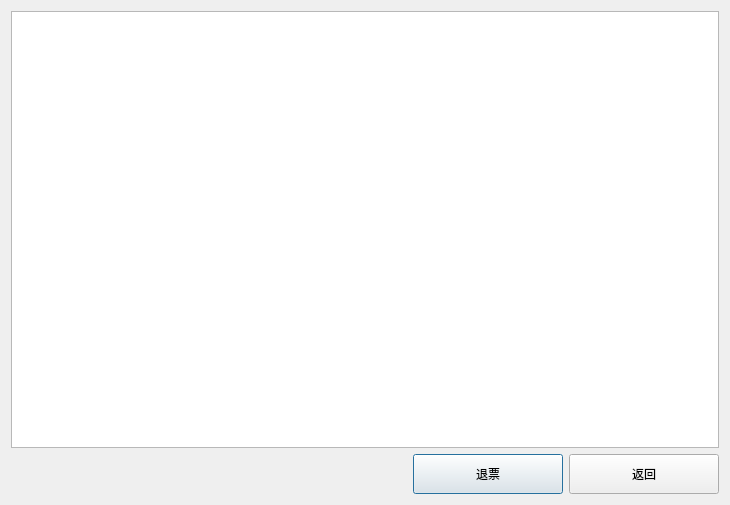
idy002/ticket, file Ticket/myticketdialog.ui: the form before one commit.
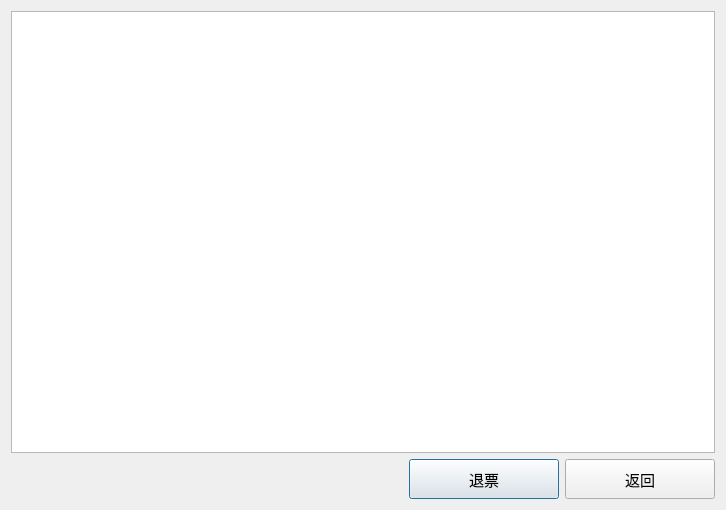
The form after the commit.

The edit to the form file:
```diff
--- a/Ticket/myticketdialog.ui
+++ b/Ticket/myticketdialog.ui
@@ -6,8 +6,8 @@
    <rect>
     <x>0</x>
     <y>0</y>
-    <width>730</width>
-    <height>505</height>
+    <width>726</width>
+    <height>510</height>
    </rect>
   </property>
   <property name="minimumSize">
@@ -34,6 +34,12 @@
        <height>300</height>
       </size>
      </property>
+     <property name="font">
+      <font>
+       <family>华文楷体</family>
+       <pointsize>11</pointsize>
+      </font>
+     </property>
     </widget>
    </item>
    <item row="1" column="1" rowspan="2">
@@ -56,6 +62,12 @@
        <height>40</height>
       </size>
      </property>
+     <property name="font">
+      <font>
+       <family>华文楷体</family>
+       <pointsize>11</pointsize>
+      </font>
+     </property>
      <property name="text">
       <string>退票</string>
      </property>
@@ -81,6 +93,12 @@
        <height>40</height>
       </size>
      </property>
+     <property name="font">
+      <font>
+       <family>华文楷体</family>
+       <pointsize>11</pointsize>
+      </font>
+     </property>
      <property name="text">
       <string>返回</string>
      </property>
```
